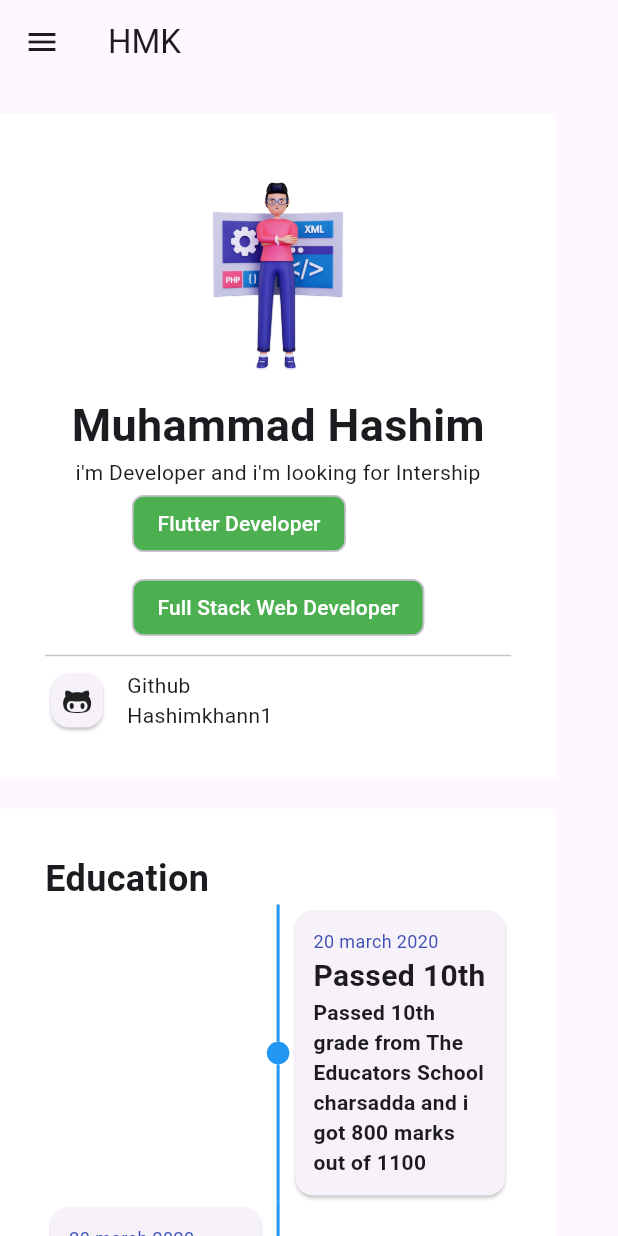
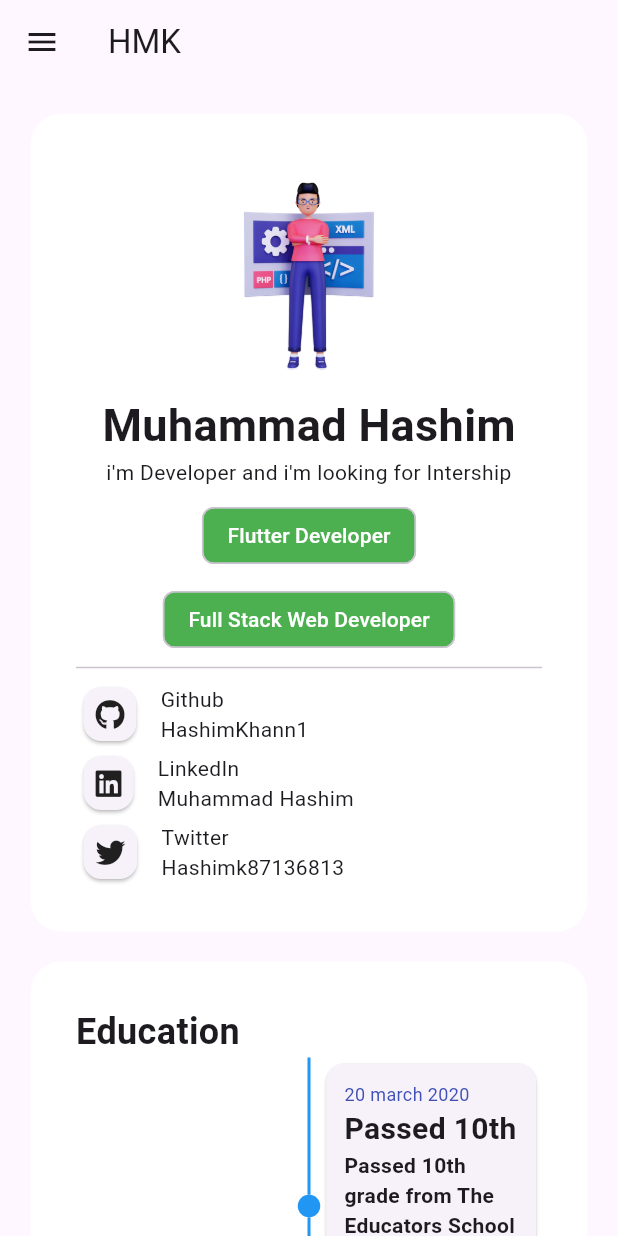
Before and after one commit to Hashimkhann1/my_flutter_portfolio, a Flutter app: the screen it shows after launch, on a phone screen of 412 x 824 dp. Run offline on Flutter 3.47's test engine with Material 2 defaults, Android fonts, the phone set to English and light mode, and no system bars; drawn by our look-alikes of timelines; our stand-ins replace font_awesome_flutter, velocity_x.

Commit message:
some animated button is added and about media query is updated

```diff
--- a/lib/components/about.dart
+++ b/lib/components/about.dart
@@ -1,5 +1,7 @@
 import 'package:flutter/material.dart';
 import 'package:font_awesome_flutter/font_awesome_flutter.dart';
+import 'package:portfolio/widget/animated_button/animated_button_widget.dart';
+import 'package:portfolio/widget/social_icon/socialicon.dart';
 import 'package:portfolio/widget/text_widget.dart';
 import 'package:velocity_x/velocity_x.dart';
 
@@ -15,42 +17,32 @@ class _AboutComponentState extends State<AboutComponent> {
   Widget build(BuildContext context) {
     return Container(
       margin: EdgeInsets.only(top: 20.0),
-      width: context.screenWidth < 900 ? context.screenWidth * 0.9 : context.screenWidth * 0.3,
-      decoration: BoxDecoration(color: Colors.white),
+      width: context.screenWidth < 900 ? context.screenWidth * 0.9 : context.screenWidth <1600 ? context.screenWidth * 0.3 : context.screenWidth * 0.26,
+      decoration: BoxDecoration(
+          color: Colors.white,
+        borderRadius: BorderRadius.circular(20.0)
+      ),
       padding: EdgeInsets.all(30.0),
       child: Column(
         children: [
           Image.asset("images/dev.png",height: 156.0,),
           TextWidget(title: 'Muhammad Hashim',textSize: 30.0,textFontWeight: FontWeight.w600,),
           TextWidget(title: 'i\'m Developer and i\'m looking for Intership',textAlign: TextAlign.center,),
+          const SizedBox(height: 8.0,),
           Wrap(
             spacing: 8.0,
             runSpacing: 8.0,
+            alignment: WrapAlignment.center,
             children: [
               Chip(label: TextWidget(title: 'Flutter Developer',textcolor: Colors.white,),backgroundColor: Colors.green.shade500,padding: EdgeInsets.all(8.0),),
               Chip(label: TextWidget(title: 'Full Stack Web Developer',textcolor: Colors.white,),backgroundColor: Colors.green.shade500,padding: EdgeInsets.all(8.0),)
             ],
           ),
           Divider(),
-          Container(
-            child: Row(
-              children: [
-                Card(child: Padding(
-                  padding: const EdgeInsets.all(8.0),
-                  child: FaIcon(FontAwesomeIcons.githubAlt,size: 20.0,),
-                ),
-                ),
-                const SizedBox(width: 12.0),
-                Column(
-                  crossAxisAlignment: CrossAxisAlignment.start,
-                  children: [
-                    TextWidget(title: 'Github'),
-                    TextWidget(title: 'Hashimkhann1'),
-                  ],
-                )
-              ],
-            ),
-          )
+          AnimatedButtonWidget(title: 'Github',subTitle: 'HashimKhann1',icon: FontAwesomeIcons.github,onTap: (){},),
+          AnimatedButtonWidget(title: 'LinkedIn',subTitle: 'Muhammad Hashim',icon: FontAwesomeIcons.linkedin,onTap: (){},),
+          AnimatedButtonWidget(title: 'Twitter',subTitle: 'Hashimk87136813',icon: FontAwesomeIcons.twitter,onTap: (){},),
+          // SocialIcon()
         ],
       ),
     );
--- a/lib/components/education.dart
+++ b/lib/components/education.dart
@@ -20,7 +20,10 @@ class _EducationComponentState extends State<EducationComponent> {
       width: context.screenWidth < 900
           ? context.screenWidth * 0.9
           : context.screenWidth * 0.5,
-      decoration: BoxDecoration(color: Colors.white),
+      decoration: BoxDecoration(
+          color: Colors.white,
+        borderRadius: BorderRadius.circular(20.0)
+      ),
       padding: EdgeInsets.all(30.0),
       child: Column(
         crossAxisAlignment: CrossAxisAlignment.start,
--- a/lib/home/portfolio.dart
+++ b/lib/home/portfolio.dart
@@ -40,10 +40,13 @@ class _PortfolioState extends State<Portfolio> {
       ) : null,
       body: Scaffold(
         body: SingleChildScrollView(
+          child: Center(
             child: Column(
               children: [
                 Wrap(
                   alignment: WrapAlignment.center,
+                  spacing: 20.0,
+                  runAlignment: WrapAlignment.center,
                   children: [
                     AboutComponent(),
                     EducationComponent()
@@ -52,6 +55,7 @@ class _PortfolioState extends State<Portfolio> {
               ],
             ),
           ),
+        ),
       )
     );
   }
--- /dev/null
+++ b/lib/widget/animated_button/animated_button_widget.dart
@@ -0,0 +1,57 @@
+import 'package:flutter/material.dart';
+import 'package:font_awesome_flutter/font_awesome_flutter.dart';
+
+import '../text_widget.dart';
+
+
+class AnimatedButtonWidget extends StatefulWidget {
+  AnimatedButtonWidget({Key? key,this.title,this.onTap,this.icon,this.subTitle}) : super(key: key);
+
+  String? title;
+  String? subTitle;
+  IconData? icon;
+  VoidCallback? onTap;
+
+  @override
+  State<AnimatedButtonWidget> createState() => _AnimatedButtonWidgetState();
+}
+
+class _AnimatedButtonWidgetState extends State<AnimatedButtonWidget> {
+  bool isHovering = false;
+  @override
+  Widget build(BuildContext context) {
+    return  InkWell(
+      onTap: widget.onTap,
+      onHover: (val) {
+        setState(() {
+          isHovering = val;
+        });
+      },
+      child: AnimatedContainer(
+        duration: Duration(milliseconds: 300),
+        decoration: BoxDecoration(
+          border: Border.all(color: isHovering ? Colors.grey : Colors.white),
+          color: isHovering ? Colors.grey.shade300 : Colors.white,
+          borderRadius: BorderRadius.circular(14.0)
+        ),
+        child: Row(
+          children: [
+            Card(child: Padding(
+              padding: const EdgeInsets.all(8.0),
+              child: FaIcon(widget.icon,size: 20.0,),
+            ),
+            ),
+            const SizedBox(width: 12.0),
+            Column(
+              crossAxisAlignment: CrossAxisAlignment.start,
+              children: [
+                TextWidget(title: widget.title),
+                TextWidget(title: widget.subTitle),
+              ],
+            )
+          ],
+        ),
+      ),
+    );
+  }
+}
--- /dev/null
+++ b/lib/widget/social_icon/socialicon.dart
@@ -0,0 +1,20 @@
+import 'package:flutter/material.dart';
+import 'package:font_awesome_flutter/font_awesome_flutter.dart';
+
+
+class SocialIcon extends StatelessWidget {
+  const SocialIcon({Key? key}) : super(key: key);
+
+  @override
+  Widget build(BuildContext context) {
+    return Row(
+      mainAxisAlignment: MainAxisAlignment.center,
+      crossAxisAlignment: CrossAxisAlignment.center,
+      children: [
+        FaIcon(FontAwesomeIcons.linkedin),
+        FaIcon(FontAwesomeIcons.twitter),
+        FaIcon(FontAwesomeIcons.facebook),
+      ],
+    );
+  }
+}
```
Lines whose indentation alone changed are shown as unchanged.
